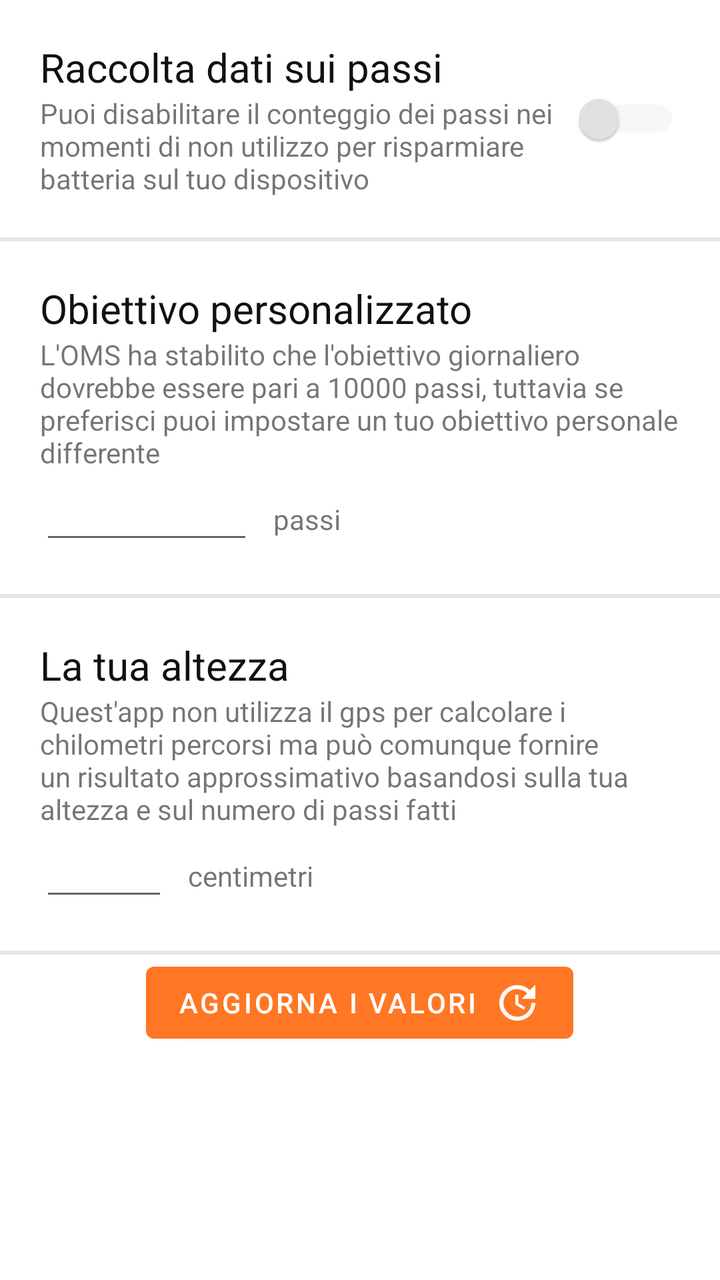
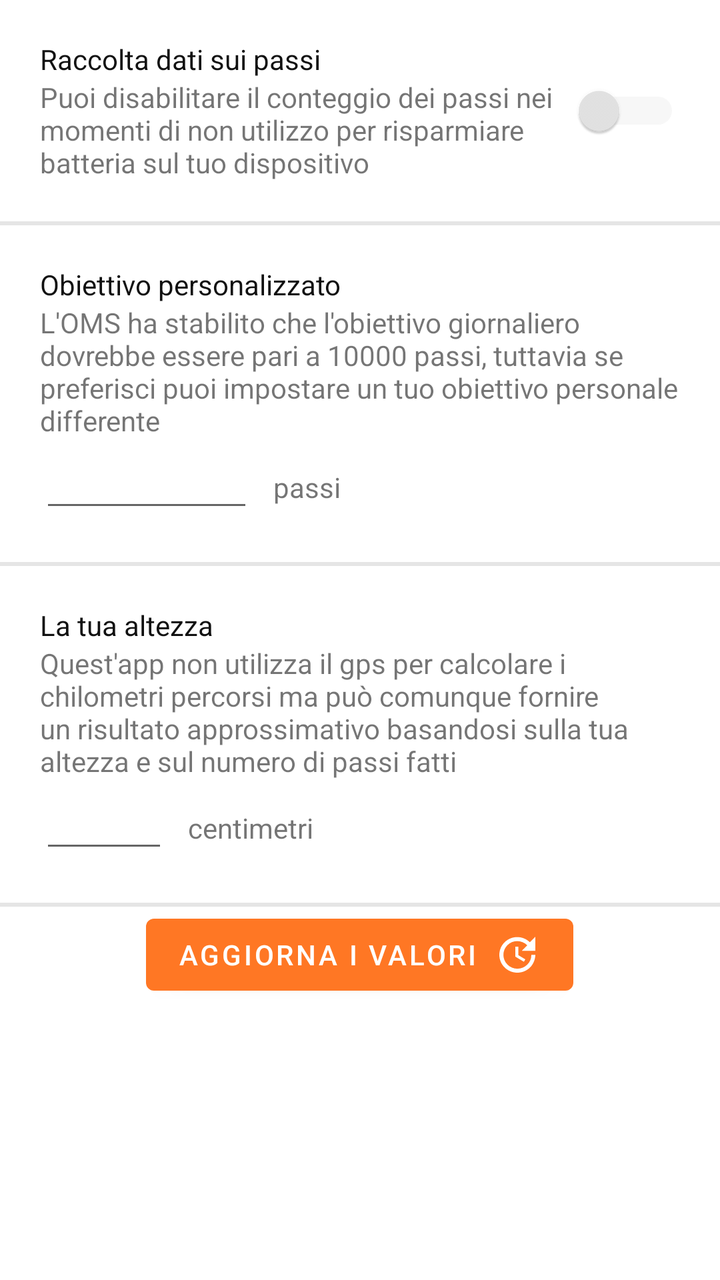

Before-and-after screenshots of an Android layout around one commit, followed by the original layout XML and the change that was made.
<!-- AndroidManifest.xml: application theme Theme.Passi -->
<!-- res/layout/fragment_settings.xml -->
<?xml version="1.0" encoding="utf-8"?>
<FrameLayout xmlns:android="http://schemas.android.com/apk/res/android"
    xmlns:tools="http://schemas.android.com/tools"
    android:layout_width="match_parent"
    android:layout_height="match_parent"
    tools:context=".settings.SettingsFragment">
    <LinearLayout
        android:layout_width="match_parent"
        android:layout_height="wrap_content"
        android:orientation="vertical">
            <LinearLayout
                android:layout_width="match_parent"
                android:layout_height="wrap_content"
                android:orientation="horizontal"
                android:padding="20sp">
                <LinearLayout
                    android:layout_width="0dp"
                    android:layout_height="wrap_content"
                    android:layout_weight="5"
                    android:orientation="vertical"
                    android:paddingRight="5sp">
                    <TextView
                        android:layout_width="wrap_content"
                        android:layout_height="wrap_content"
                        android:text="@string/titolo_raccolta_dati"
                        android:textSize="20sp"
                        android:textColor="@color/black"/>
                    <TextView
                        android:layout_width="wrap_content"
                        android:layout_height="wrap_content"
                        android:text="@string/testo_raccolta_dati" />
                </LinearLayout>
                <LinearLayout
                    android:layout_width="0dp"
                    android:layout_height="match_parent"
                    android:layout_weight="1"
                    android:gravity="center">

                    <Switch
                        android:id="@+id/raccolta_dati_switch"
                        android:layout_width="wrap_content"
                        android:layout_height="wrap_content"
                        android:minWidth="48dp"
                        android:minHeight="48dp"
                        android:thumbTint="@color/switch_colors"
                        android:trackTint="@color/switch_track_colors" />
                </LinearLayout>
            </LinearLayout>
            <View
                android:layout_width="match_parent"
                android:layout_height="2dp"
                android:background="?attr/colorSecondary"/>

        <LinearLayout
            android:layout_width="match_parent"
            android:layout_height="wrap_content"
            android:orientation="vertical"
            android:padding="20sp">
                <TextView
                    android:layout_width="wrap_content"
                    android:layout_height="wrap_content"
                    android:text="@string/titolo_obiettivo"
                    android:textSize="20sp"
                    android:textColor="@color/black"/>
                <TextView
                    android:layout_width="wrap_content"
                    android:layout_height="wrap_content"
                    android:text="@string/testo_obiettivo" />
                <LinearLayout
                    android:layout_width="match_parent"
                    android:layout_height="wrap_content"
                    android:orientation="horizontal">
                    <EditText
                        android:id="@+id/inputObiettivo"
                        android:layout_width="0dp"
                        android:layout_height="wrap_content"
                        android:layout_weight="1"
                        android:inputType="number"
                        android:gravity="right"/>
                    <TextView
                        android:layout_width="0dp"
                        android:layout_height="wrap_content"
                        android:layout_weight="2"
                        android:text="@string/passiEtichetta"
                        android:paddingLeft="10sp"/>
                </LinearLayout>
            </LinearLayout>

        <View
            android:layout_width="match_parent"
            android:layout_height="2dp"
            android:background="?attr/colorSecondary"/>

        <LinearLayout
            android:layout_width="match_parent"
            android:layout_height="wrap_content"
            android:orientation="vertical"
            android:padding="20sp">
            <TextView
                android:layout_width="wrap_content"
                android:layout_height="wrap_content"
                android:text="@string/titolo_altezza"
                android:textSize="20sp"
                android:textColor="@color/black"/>
            <TextView
                android:layout_width="wrap_content"
                android:layout_height="wrap_content"
                android:text="@string/testo_altezza" />
            <LinearLayout
                android:layout_width="match_parent"
                android:layout_height="wrap_content"
                android:orientation="horizontal">
                <EditText
                    android:id="@+id/inputAltezza"
                    android:layout_width="0dp"
                    android:layout_height="wrap_content"
                    android:layout_weight="1"
                    android:inputType="number"
                    android:gravity="right"/>
                <TextView
                    android:layout_width="0dp"
                    android:layout_height="wrap_content"
                    android:layout_weight="4"
                    android:text="@string/altezzaEtichetta"
                    android:paddingLeft="10sp"/>
            </LinearLayout>
        </LinearLayout>

        <View
            android:layout_width="match_parent"
            android:layout_height="2dp"
            android:background="?attr/colorSecondary"/>

        <Button
            android:id="@+id/aggiornaValori"
            android:layout_width="wrap_content"
            android:layout_height="wrap_content"
            android:layout_gravity="center"
            android:text="@string/aggiorna_valori"
            android:drawableEnd="@drawable/update"/>

    </LinearLayout>
</FrameLayout>
<!-- resources referenced by this layout -->
<resources>
  <color name="black">#FF111111</color>
  <!-- drawable update (drawable) -->
  <vector android:height="24dp" android:tint="#FFFFFF"
      android:viewportHeight="24" android:viewportWidth="24"
      android:width="24dp" xmlns:android="http://schemas.android.com/apk/res/android">
      <path android:fillColor="@android:color/white" android:pathData="M21,10.12h-6.78l2.74,-2.82c-2.73,-2.7 -7.15,-2.8 -9.88,-0.1c-2.73,2.71 -2.73,7.08 0,9.79s7.15,2.71 9.88,0C18.32,15.65 19,14.08 19,12.1h2c0,1.98 -0.88,4.55 -2.64,6.29c-3.51,3.48 -9.21,3.48 -12.72,0c-3.5,-3.47 -3.53,-9.11 -0.02,-12.58s9.14,-3.47 12.65,0L21,3V10.12zM12.5,8v4.25l3.5,2.08l-0.72,1.21L11,13V8H12.5z"/>
  </vector>
  <string name="aggiorna_valori">Aggiorna i valori</string>
  <string name="altezzaEtichetta">centimetri</string>
  <string name="passiEtichetta">passi</string>
  <string name="testo_altezza">Quest\'app non utilizza il gps per calcolare i chilometri percorsi ma può comunque fornire un risultato approssimativo basandosi sulla tua altezza e sul numero di passi fatti</string>
  <string name="testo_obiettivo">L\'OMS ha stabilito che l\'obiettivo giornaliero dovrebbe essere pari a 10000 passi, tuttavia se preferisci puoi impostare un tuo obiettivo personale differente</string>
  <string name="testo_raccolta_dati">Puoi disabilitare il conteggio dei passi nei momenti di non utilizzo per risparmiare batteria sul tuo dispositivo</string>
  <string name="titolo_altezza">La tua altezza</string>
  <string name="titolo_obiettivo">Obiettivo personalizzato</string>
  <string name="titolo_raccolta_dati">Raccolta dati sui passi</string>
  <style name="Theme.Passi" parent="Theme.MaterialComponents.DayNight.DarkActionBar">
          
          <item name="colorPrimary">@color/orange_500</item>
          <item name="colorPrimaryVariant">@color/orange_700</item>
          <item name="colorOnPrimary">@color/white</item>
          
          <item name="colorSecondary">@color/grey_300</item>
          <item name="colorSecondaryVariant">@color/grey_100</item>
          <item name="colorOnSecondary">@color/black</item>
          
          <item name="android:statusBarColor">?attr/colorPrimaryVariant</item>
          
      </style>
  <color name="orange_500">#FFFF7724</color>
  <color name="orange_700">#FFE64E1B</color>
  <color name="white">#FFFFFFFF</color>
  <color name="grey_300">#FFE5E5E5</color>
  <color name="grey_100">#FFF6F6F6</color>
</resources>

<!-- the commit's change to res/layout/fragment_settings.xml (unified diff, before → after) -->
@@ -12,18 +12,18 @@
                 android:layout_width="match_parent"
                 android:layout_height="wrap_content"
                 android:orientation="horizontal"
-                android:padding="20sp">
+                android:padding="20dp">
                 <LinearLayout
                     android:layout_width="0dp"
                     android:layout_height="wrap_content"
                     android:layout_weight="5"
                     android:orientation="vertical"
-                    android:paddingRight="5sp">
+                    android:paddingRight="5dp">
                     <TextView
                         android:layout_width="wrap_content"
                         android:layout_height="wrap_content"
                         android:text="@string/titolo_raccolta_dati"
-                        android:textSize="20sp"
+                        android:textSize="@dimen/text_size_subtitle"
                         android:textColor="@color/black"/>
                     <TextView
                         android:layout_width="wrap_content"
@@ -55,12 +55,12 @@
             android:layout_width="match_parent"
             android:layout_height="wrap_content"
             android:orientation="vertical"
-            android:padding="20sp">
+            android:padding="20dp">
                 <TextView
                     android:layout_width="wrap_content"
                     android:layout_height="wrap_content"
                     android:text="@string/titolo_obiettivo"
-                    android:textSize="20sp"
+                    android:textSize="@dimen/text_size_subtitle"
                     android:textColor="@color/black"/>
                 <TextView
                     android:layout_width="wrap_content"
@@ -82,7 +82,7 @@
                         android:layout_height="wrap_content"
                         android:layout_weight="2"
                         android:text="@string/passiEtichetta"
-                        android:paddingLeft="10sp"/>
+                        android:paddingLeft="10dp"/>
                 </LinearLayout>
             </LinearLayout>
 
@@ -95,12 +95,12 @@
             android:layout_width="match_parent"
             android:layout_height="wrap_content"
             android:orientation="vertical"
-            android:padding="20sp">
+            android:padding="20dp">
             <TextView
                 android:layout_width="wrap_content"
                 android:layout_height="wrap_content"
                 android:text="@string/titolo_altezza"
-                android:textSize="20sp"
+                android:textSize="@dimen/text_size_subtitle"
                 android:textColor="@color/black"/>
             <TextView
                 android:layout_width="wrap_content"
@@ -122,7 +122,7 @@
                     android:layout_height="wrap_content"
                     android:layout_weight="4"
                     android:text="@string/altezzaEtichetta"
-                    android:paddingLeft="10sp"/>
+                    android:paddingLeft="10dp"/>
             </LinearLayout>
         </LinearLayout>
 
